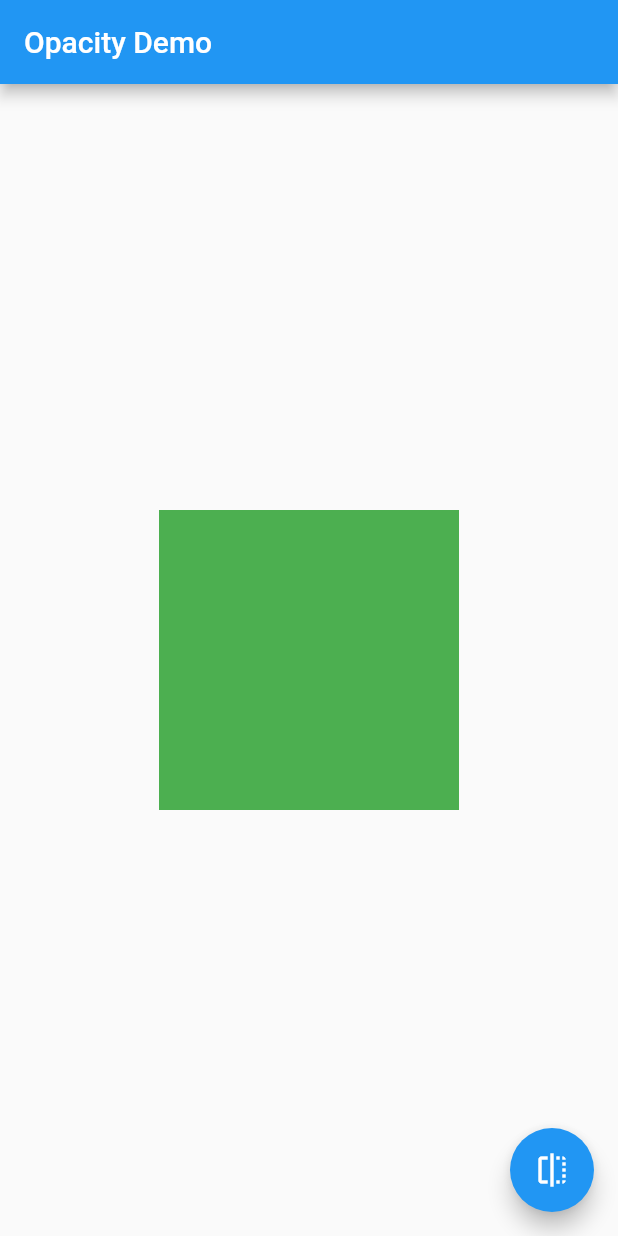
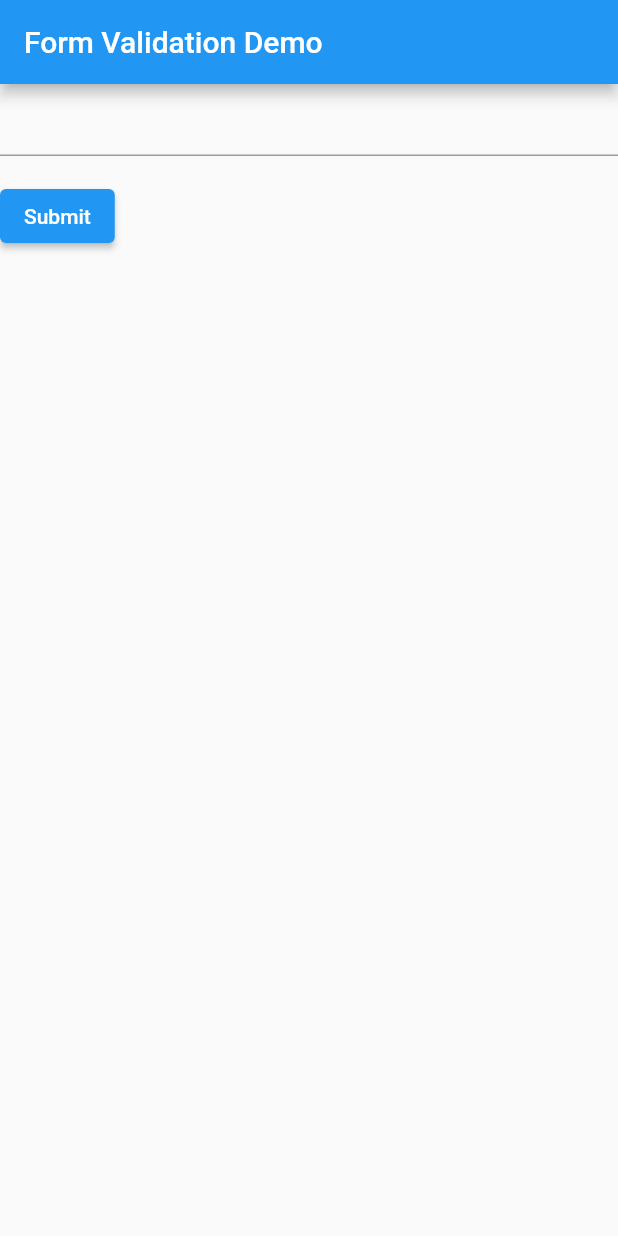
Before and after one commit to riflockle7/flutter_cookbook, a Flutter app: the screen it shows after launch, on a phone screen of 412 x 824 dp. Run offline on Flutter 3.47's test engine with Material 2 defaults, Android fonts, the phone set to English and light mode, and no system bars.

Commit message:
#3 Build a form with validation
https://flutter.dev/docs/cookbook/forms/validation

```diff
--- a/lib/main.dart
+++ b/lib/animationMain.dart
@@ -3,7 +3,7 @@ import 'dart:math';
 import 'package:flutter/material.dart';
 import 'package:flutter/physics.dart';
 
-main() {
+// main() {
   // Animate a page route transition
   // runApp(MaterialApp(home: Page1()));
 
@@ -14,8 +14,8 @@ main() {
   // runApp(AnimatedContainerApp());
 
   // Fade a widget in and out
-  runApp(MyApp());
-}
+//   runApp(MyApp());
+// }
 
 // Animate a page route transition
 class Page1 extends StatelessWidget {
--- /dev/null
+++ b/lib/formMain.dart
@@ -0,0 +1,73 @@
+import 'package:flutter/material.dart';
+
+void main() {
+  // Build a form with validation
+  runApp(ValidationApp());
+}
+
+// Build a form with validation
+class ValidationApp extends StatelessWidget {
+  @override
+  Widget build(BuildContext context) {
+    final appTitle = 'Form Validation Demo';
+
+    return MaterialApp(
+      title: appTitle,
+      home: Scaffold(
+        appBar: AppBar(
+          title: Text(appTitle),
+        ),
+        body: ValidationForm(),
+      ),
+    );
+  }
+}
+
+class ValidationForm extends StatefulWidget {
+  @override
+  ValidationFormState createState() {
+    return ValidationFormState();
+  }
+}
+
+class ValidationFormState extends State<ValidationForm> {
+  // global key 를 통해 Form widget 을 구분 가능
+  // ex: GlobalKey<FormState> not a GlobalKey<MyCustomFormState>.
+  final _formKey = GlobalKey<FormState>();
+
+  @override
+  Widget build(BuildContext context) {
+    // Build a Form widget using the _formKey created above.
+    return Form(
+      key: _formKey,
+      child: Column(
+        crossAxisAlignment: CrossAxisAlignment.start,
+        children: <Widget>[
+          TextFormField(
+            validator: (value) {
+              if (value.isEmpty) {
+                return 'Please enter some text';
+              }
+              return null;
+            },
+          ),
+          Padding(
+            padding: const EdgeInsets.symmetric(vertical: 16.0),
+            child: ElevatedButton(
+              onPressed: () {
+                // Validate returns true if the form is valid,
+                // or false otherwise.
+                if (_formKey.currentState.validate()) {
+                  // If the form is valid, display a Snackbar.
+                  Scaffold.of(context)
+                      .showSnackBar(SnackBar(content: Text('Processing Data')));
+                }
+              },
+              child: Text('Submit'),
+            ),
+          ),
+        ],
+      ),
+    );
+  }
+}
```
Also changed, not shown: 1 other file.
